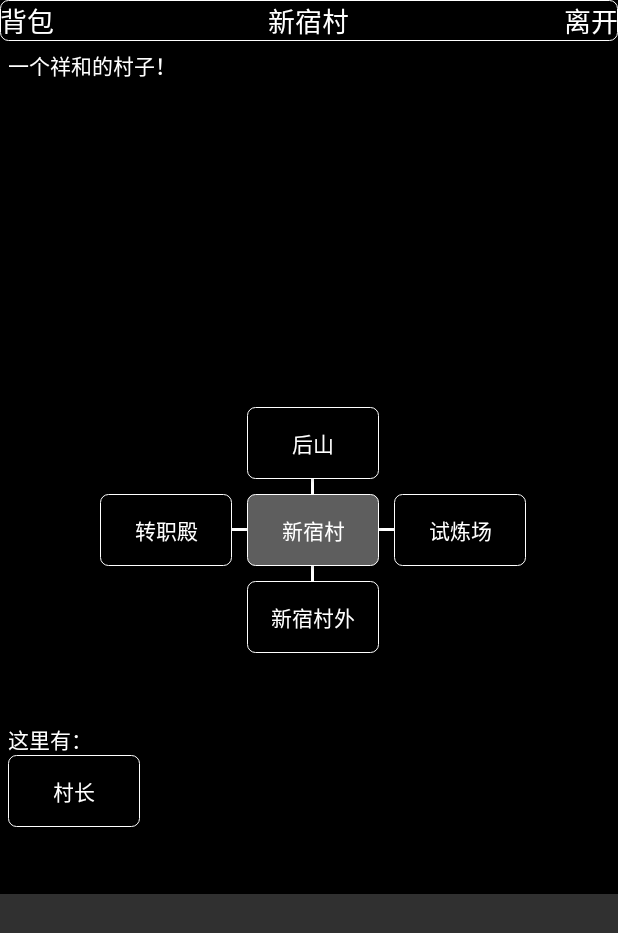
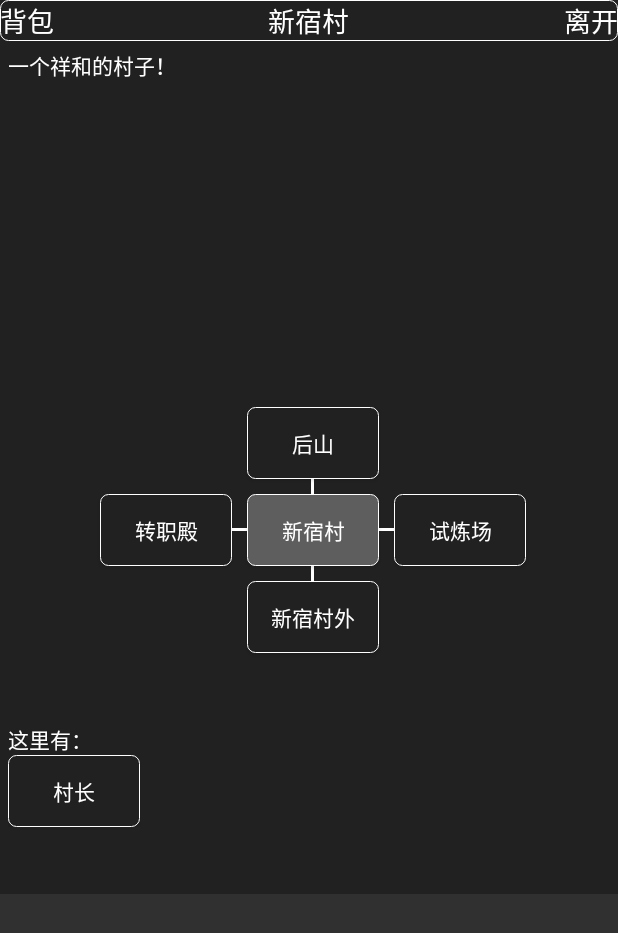
Before and after one commit to Wildly3/xiantu, an Android app: the MapActivity screen opened directly, with no data from a screen before it, on a phone screen of 412 x 824 dp. Shown: the top 933 px of the screen. Run offline under Robolectric (Android 15) with nearby library versions, the phone set to English and light mode, and no system bars; network calls fail.

Commit message:
Rejected commit: Default

```diff
--- a/app/src/main/res/drawable/selector_counter_button.xml
+++ b/app/src/main/res/drawable/selector_counter_button.xml
@@ -1,7 +1,7 @@
 <?xml version="1.0" encoding="utf-8"?>
 <selector xmlns:android="http://schemas.android.com/apk/res/android">
-    <item android:state_pressed="true" android:drawable="@drawable/shape_corner2"/>
-    <item android:state_focused="true" android:drawable="@drawable/shape_corner2"/>
+    <item android:state_pressed="true" android:drawable="@drawable/shape_corner"/>
+    <item android:state_focused="true" android:drawable="@drawable/shape_corner"/>
     <item android:state_pressed="false" android:state_selected="true" android:drawable="@drawable/shape_corner2"/>
     <item android:drawable="@drawable/shape_corner2"/>
 </selector>
--- a/app/src/main/res/layout/newmap.xml
+++ b/app/src/main/res/layout/newmap.xml
@@ -60,6 +60,7 @@
             >
 
             <TextView
+                android:id="@+id/map_explain_text"
                 android:layout_width="wrap_content"
                 android:layout_height="wrap_content"
                 android:layout_alignParentRight="true"
@@ -76,6 +77,11 @@
             <RelativeLayout
                 android:layout_width="match_parent"
                 android:layout_height="match_parent">
+
+                <RelativeLayout
+                    android:id="@+id/map_direct_view_up"
+                    android:layout_width="match_parent"
+                    android:layout_height="match_parent">
 
                 <Button
                     android:id="@+id/map_way_center"
@@ -158,6 +164,67 @@
                     android:layout_width="wrap_content"
                     android:layout_height="wrap_content"/>
 
+                </RelativeLayout>
+
+                <RelativeLayout
+                    android:id="@+id/map_direct_view_down"
+                    android:layout_width="match_parent"
+                    android:layout_height="match_parent">
+
+                <Button
+                    android:visibility="invisible"
+                    android:id="@+id/map_way_center_back"
+                    android:layout_centerHorizontal="true"
+                    android:layout_centerVertical="true"
+                    android:layout_width="wrap_content"
+                    android:layout_height="wrap_content"/>
+
+                <Button
+                    android:id="@+id/map_way_up_back"
+                    android:visibility="invisible"
+                    android:layout_above="@id/map_way_center_back"
+                    android:layout_centerHorizontal="true"
+                    android:layout_marginBottom="10dp"
+                    android:background="@drawable/selector_button"
+                    android:textColor="@color/color_alltext"
+                    android:layout_width="wrap_content"
+                    android:layout_height="wrap_content"/>
+
+                <Button
+                    android:id="@+id/map_way_down_back"
+                    android:visibility="invisible"
+                    android:layout_below="@id/map_way_center_back"
+                    android:layout_centerHorizontal="true"
+                    android:layout_marginTop="10dp"
+                    android:background="@drawable/selector_button"
+                    android:textColor="@color/color_alltext"
+                    android:layout_width="wrap_content"
+                    android:layout_height="wrap_content"/>
+
+                <Button
+                    android:id="@+id/map_way_left_back"
+                    android:visibility="invisible"
+                    android:layout_toLeftOf="@id/map_way_center_back"
+                    android:layout_marginRight="10dp"
+                    android:layout_centerVertical="true"
+                    android:background="@drawable/selector_button"
+                    android:textColor="@color/color_alltext"
+                    android:layout_width="wrap_content"
+                    android:layout_height="wrap_content"/>
+
+                <Button
+                    android:id="@+id/map_way_right_back"
+                    android:visibility="invisible"
+                    android:layout_toRightOf="@id/map_way_center_back"
+                    android:layout_centerVertical="true"
+                    android:layout_marginLeft="10dp"
+                    android:background="@drawable/selector_button"
+                    android:textColor="@color/color_alltext"
+                    android:layout_width="wrap_content"
+                    android:layout_height="wrap_content"/>
+
+                </RelativeLayout>
+
             </RelativeLayout>
 
         </LinearLayout>
@@ -203,6 +270,7 @@
         android:orientation="vertical">
 
         <ScrollView
+            android:id="@+id/map_info_scrollview"
             android:layout_width="match_parent"
             android:layout_height="wrap_content">
 
--- a/app/src/main/res/values/colors.xml
+++ b/app/src/main/res/values/colors.xml
@@ -1,6 +1,6 @@
 <?xml version="1.0" encoding="utf-8"?>
 <resources>
-    <color name="colorPrimary">#000000</color>
+    <color name="colorPrimary">#ffffff</color>
 
     <color name="colorPrimaryDark">#303F9F</color>
 
@@ -36,7 +36,7 @@
 	<color name="necklace">#AFB53F</color>
 	<color name="earrings">#F8F8F8</color>
 
-	<color name="color_background">#000000</color>
+	<color name="color_background">#212121</color>
 
 	<color name="color_line">#ffffff</color>
 
```
